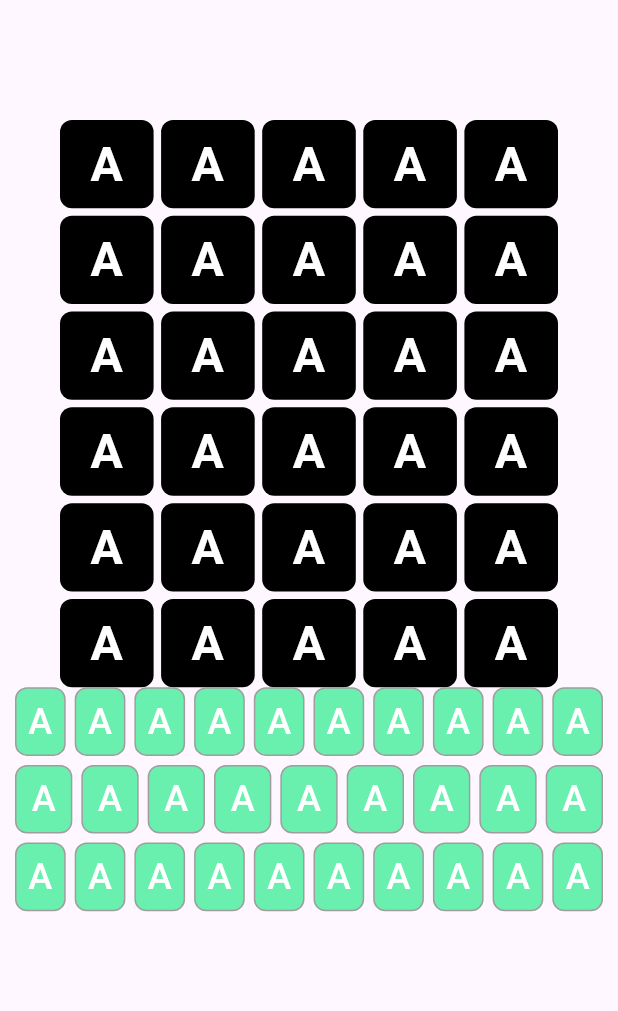
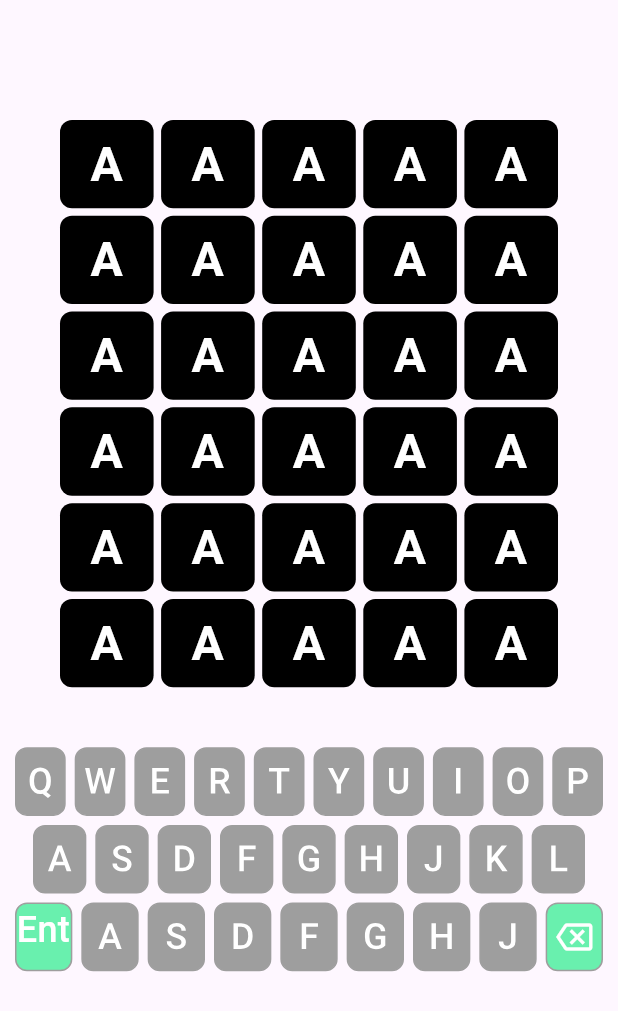
Before and after one commit to amatlynd/wordly, a Flutter app: the screen it shows after launch, on a phone screen of 412 x 824 dp. Shown: the top 1011 px of the screen. Run offline on Flutter 3.47's test engine with Material 3 defaults, Android fonts, the phone set to English and light mode, and no system bars.

Commit message:
Adding initial animations for keyboard

```diff
--- a/lib/GuessScreen/GuessScreen.dart
+++ b/lib/GuessScreen/GuessScreen.dart
@@ -29,6 +29,9 @@ class _GuessScreenState extends State<GuessScreen> {
                         height: 5,
                       );
               }),
+              const SizedBox(
+                height: 40,
+              ),
               const Keyboard(),
             ],
           ),
--- a/lib/GuessScreen/Keyboard/Keyboard.dart
+++ b/lib/GuessScreen/Keyboard/Keyboard.dart
@@ -1,5 +1,7 @@
 import 'package:flutter/cupertino.dart';
-import 'package:wordly/GuessScreen/Keyboard/KeyboardRow.dart';
+import 'package:wordly/GuessScreen/Keyboard/KeyboardRows/FirstKeyboardRow.dart';
+import 'package:wordly/GuessScreen/Keyboard/KeyboardRows/SecondKeyboardRow.dart';
+import 'package:wordly/GuessScreen/Keyboard/KeyboardRows/ThirdKeyboardRow.dart';
 
 class Keyboard extends StatelessWidget {
   final String letter;
@@ -12,21 +14,19 @@ class Keyboard extends StatelessWidget {
       height: MediaQuery.sizeOf(context).height / 3,
       child: Column(
         children: [
-          KeyboardRow(
+          FirstKeyboardRow(
             numberOfKeys: 10,
           ),
           SizedBox(
             height: 6,
           ),
-          KeyboardRow(
+          SecondKeyboardRow(
             numberOfKeys: 9,
           ),
           SizedBox(
             height: 6,
           ),
-          KeyboardRow(
-            numberOfKeys: 10,
-          )
+          ThirdKeyboardRow(numberOfKeys: 7)
         ],
       ),
     ));
--- a/lib/GuessScreen/Keyboard/KeyboardKey.dart
+++ b/lib/GuessScreen/Keyboard/KeyboardKeys/BackspaceKey.dart
@@ -1,14 +1,13 @@
 import 'package:flutter/material.dart';
-import 'package:wordly/GuessScreen/LetterSection/LetterBlock.dart';
 
-class KeyboardKey extends StatefulWidget {
-  const KeyboardKey({super.key});
+class BackspaceKey extends StatefulWidget {
+  const BackspaceKey({super.key});
 
   @override
-  State<KeyboardKey> createState() => _KeyboardKeyState();
+  State<BackspaceKey> createState() => _BackspaceKeyState();
 }
 
-class _KeyboardKeyState extends State<KeyboardKey>
+class _BackspaceKeyState extends State<BackspaceKey>
     with SingleTickerProviderStateMixin {
   late AnimationController _controller;
   bool _visible = true;
@@ -42,14 +41,10 @@ class _KeyboardKeyState extends State<KeyboardKey>
               color: _visible ? Colors.greenAccent : Colors.grey,
               borderRadius: BorderRadius.all(Radius.circular(8))),
           child: const Center(
-            child: Text(
-              'A',
-              style: TextStyle(
-                  color: Colors.white,
-                  fontSize: 24,
-                  fontWeight: FontWeight.w500),
-            ),
-          ),
+              child: Icon(
+            Icons.backspace_outlined,
+            color: Colors.white,
+          )),
         ),
       ),
     );
--- /dev/null
+++ b/lib/GuessScreen/Keyboard/KeyboardKeys/EnterKey.dart
@@ -0,0 +1,57 @@
+import 'package:flutter/material.dart';
+import 'package:wordly/GuessScreen/LetterSection/LetterBlock.dart';
+
+class EnterKey extends StatefulWidget {
+  const EnterKey({super.key});
+
+  @override
+  State<EnterKey> createState() => _EnterKeyState();
+}
+
+class _EnterKeyState extends State<EnterKey>
+    with SingleTickerProviderStateMixin {
+  late AnimationController _controller;
+  bool _visible = true;
+
+  @override
+  void initState() {
+    super.initState();
+    _controller = AnimationController(vsync: this);
+  }
+
+  @override
+  void dispose() {
+    _controller.dispose();
+    super.dispose();
+  }
+
+  @override
+  Widget build(BuildContext context) {
+    return Expanded(
+      child: GestureDetector(
+        onTap: () {
+          setState(() {
+            _visible = !_visible;
+          });
+        },
+        child: AnimatedContainer(
+          duration: const Duration(milliseconds: 300),
+          height: MediaQuery.sizeOf(context).height / 18,
+          decoration: BoxDecoration(
+              border: Border.all(color: Colors.grey),
+              color: _visible ? Colors.greenAccent : Colors.grey,
+              borderRadius: BorderRadius.all(Radius.circular(8))),
+          child: const Center(
+            child: Text(
+              'Enter',
+              style: TextStyle(
+                  color: Colors.white,
+                  fontSize: 24,
+                  fontWeight: FontWeight.w500),
+            ),
+          ),
+        ),
+      ),
+    );
+  }
+}
--- /dev/null
+++ b/lib/GuessScreen/Keyboard/KeyboardKeys/LetterKey.dart
@@ -0,0 +1,104 @@
+import 'package:flutter/material.dart';
+import 'dart:math';
+
+class LetterKey extends StatefulWidget {
+  final String letterChar;
+  final Duration delay;
+  const LetterKey(
+      {this.letterChar = '', this.delay = Duration.zero, super.key});
+
+  @override
+  State<LetterKey> createState() => _LetterKeyState();
+}
+
+class _LetterKeyState extends State<LetterKey> with TickerProviderStateMixin {
+  late AnimationController _spinController;
+  late AnimationController _colorController;
+  late Animation<double> _spinAnimation;
+  late Animation<Color?> _colorAnimation;
+  bool _visible = true;
+
+  @override
+  void initState() {
+    super.initState();
+    _spinController = AnimationController(
+      duration: const Duration(milliseconds: 500),
+      vsync: this,
+    );
+    _colorController = AnimationController(
+      duration: const Duration(milliseconds: 500),
+      vsync: this,
+      reverseDuration: const Duration(milliseconds: 200),
+    );
+    _colorAnimation = ColorTween(begin: Colors.greenAccent, end: Colors.grey)
+        .animate(_colorController);
+    _spinAnimation = Tween<double>(begin: 0, end: pi).animate(_spinController);
+
+    Future.delayed(widget.delay, () {
+      _spinController.forward();
+      _colorController.forward();
+    });
+  }
+
+  @override
+  void dispose() {
+    _spinController.dispose();
+    super.dispose();
+  }
+
+  void _toggleVisibility() {
+    if (_visible) {
+      _spinController.reverse();
+      _colorController.reverse();
+    } else {
+      _spinController.forward();
+      _colorController.forward();
+    }
+    setState(() {
+      _visible = !_visible;
+    });
+  }
+
+  @override
+  Widget build(BuildContext context) {
+    return Expanded(
+      child: GestureDetector(
+        onTap: _toggleVisibility,
+        child: AnimatedBuilder(
+          animation: Listenable.merge([_spinAnimation, _colorAnimation]),
+          builder: (context, child) {
+            return Transform(
+              transform: Matrix4.identity()
+                ..setEntry(3, 2, 0.002)
+                ..rotateX(_spinAnimation.value),
+              alignment: Alignment.center,
+              child: Container(
+                height: MediaQuery.sizeOf(context).height / 18,
+                decoration: BoxDecoration(
+                  border: Border.all(color: Colors.grey),
+                  color: _colorAnimation.value,
+                  borderRadius: const BorderRadius.all(Radius.circular(8)),
+                ),
+                child: Center(
+                  child: Transform(
+                    transform: Matrix4.identity()
+                      ..rotateX(-_spinAnimation.value),
+                    alignment: Alignment.center,
+                    child: Text(
+                      widget.letterChar,
+                      style: const TextStyle(
+                        color: Colors.white,
+                        fontSize: 24,
+                        fontWeight: FontWeight.w500,
+                      ),
+                    ),
+                  ),
+                ),
+              ),
+            );
+          },
+        ),
+      ),
+    );
+  }
+}
--- a/lib/GuessScreen/Keyboard/KeyboardRow.dart
+++ b/lib/GuessScreen/Keyboard/KeyboardRows/FirstKeyboardRow.dart
@@ -1,20 +1,28 @@
 import 'package:flutter/material.dart';
-import 'package:wordly/GuessScreen/Keyboard/KeyboardKey.dart';
+import 'package:wordly/GuessScreen/Keyboard/KeyboardKeys/LetterKey.dart';
 import 'package:wordly/GuessScreen/LetterSection/LetterBlock.dart';
 
-class KeyboardRow extends StatelessWidget {
+class FirstKeyboardRow extends StatelessWidget {
   final int numberOfKeys;
-  const KeyboardRow({required this.numberOfKeys, super.key});
+  const FirstKeyboardRow({required this.numberOfKeys, super.key});
 
   @override
   Widget build(BuildContext context) {
+    const firstRowLetters = ["Q", "W", "E", "R", "T", "Y", "U", "I", "O", "P"];
+    int count = 0;
     return Row(mainAxisAlignment: MainAxisAlignment.center, children: [
       const SizedBox(
         width: 10,
       ),
       ...List.generate(numberOfKeys + numberOfKeys - 1, (ind) {
+        if (ind % 2 == 1) {
+          count += 1;
+        }
         return ind % 2 == 0
-            ? KeyboardKey()
+            ? LetterKey(
+                letterChar: firstRowLetters[count],
+                delay: Duration(milliseconds: (250 * count) + 500),
+              )
             : const SizedBox(
                 width: 6,
               );
--- /dev/null
+++ b/lib/GuessScreen/Keyboard/KeyboardRows/SecondKeyboardRow.dart
@@ -0,0 +1,36 @@
+import 'package:flutter/material.dart';
+import 'package:wordly/GuessScreen/Keyboard/KeyboardKeys/LetterKey.dart';
+import 'package:wordly/GuessScreen/LetterSection/LetterBlock.dart';
+
+class SecondKeyboardRow extends StatelessWidget {
+  final int numberOfKeys;
+  const SecondKeyboardRow({required this.numberOfKeys, super.key});
+
+  @override
+  Widget build(BuildContext context) {
+    const secondRowLetters = ["A", "S", "D", "F", "G", "H", "J", "K", "L"];
+    int count = 0;
+    return Container(
+      padding: const EdgeInsets.symmetric(horizontal: 12),
+      child: Row(mainAxisAlignment: MainAxisAlignment.center, children: [
+        const SizedBox(
+          width: 10,
+        ),
+        ...List.generate(numberOfKeys + numberOfKeys - 1, (ind) {
+          ind % 2 == 1 ? count += 1 : null;
+          return ind % 2 == 0
+              ? LetterKey(
+                  letterChar: secondRowLetters[count],
+                  delay: Duration(milliseconds: (200 * count) + 1000),
+                )
+              : const SizedBox(
+                  width: 6,
+                );
+        }),
+        const SizedBox(
+          width: 10,
+        ),
+      ]),
+    );
+  }
+}
--- /dev/null
+++ b/lib/GuessScreen/Keyboard/KeyboardRows/ThirdKeyboardRow.dart
@@ -0,0 +1,43 @@
+import 'package:flutter/material.dart';
+import 'package:wordly/GuessScreen/Keyboard/KeyboardKeys/BackspaceKey.dart';
+import 'package:wordly/GuessScreen/Keyboard/KeyboardKeys/EnterKey.dart';
+import 'package:wordly/GuessScreen/Keyboard/KeyboardKeys/LetterKey.dart';
+import 'package:wordly/GuessScreen/LetterSection/LetterBlock.dart';
+
+class ThirdKeyboardRow extends StatelessWidget {
+  final int numberOfKeys;
+  const ThirdKeyboardRow({required this.numberOfKeys, super.key});
+
+  @override
+  Widget build(BuildContext context) {
+    const thirdRowLetters = ["A", "S", "D", "F", "G", "H", "J", "K", "L"];
+    int count = 0;
+    return Row(mainAxisAlignment: MainAxisAlignment.center, children: [
+      const SizedBox(
+        width: 10,
+      ),
+      const EnterKey(),
+      const SizedBox(
+        width: 6,
+      ),
+      ...List.generate(numberOfKeys + numberOfKeys - 1, (ind) {
+        ind % 2 == 1 ? count += 1 : null;
+        return ind % 2 == 0
+            ? LetterKey(
+                letterChar: thirdRowLetters[count],
+                delay: Duration(milliseconds: (200 * count) + 1750),
+              )
+            : const SizedBox(
+                width: 6,
+              );
+      }),
+      const SizedBox(
+        width: 6,
+      ),
+      const BackspaceKey(),
+      const SizedBox(
+        width: 10,
+      ),
+    ]);
+  }
+}
```
Also changed, not shown: lib/GuessScreen/LetterSection/LetterSection.dart (added).
